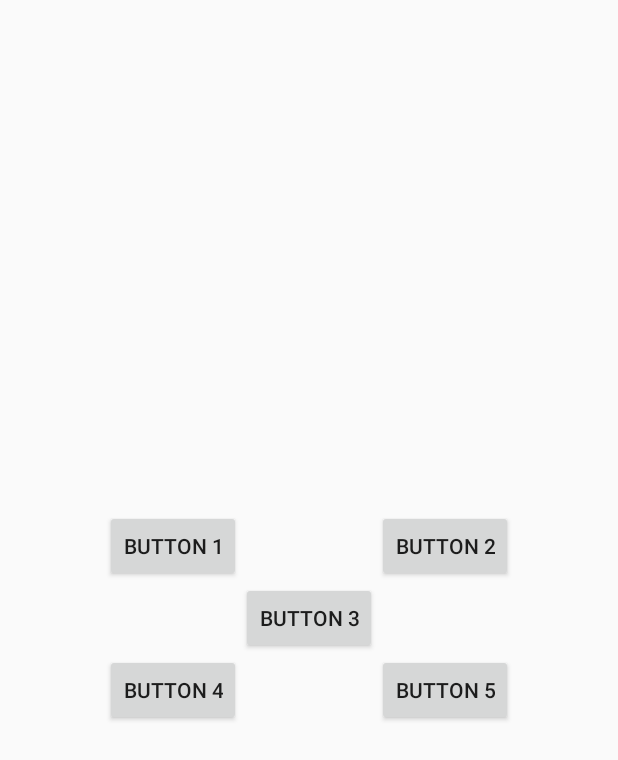
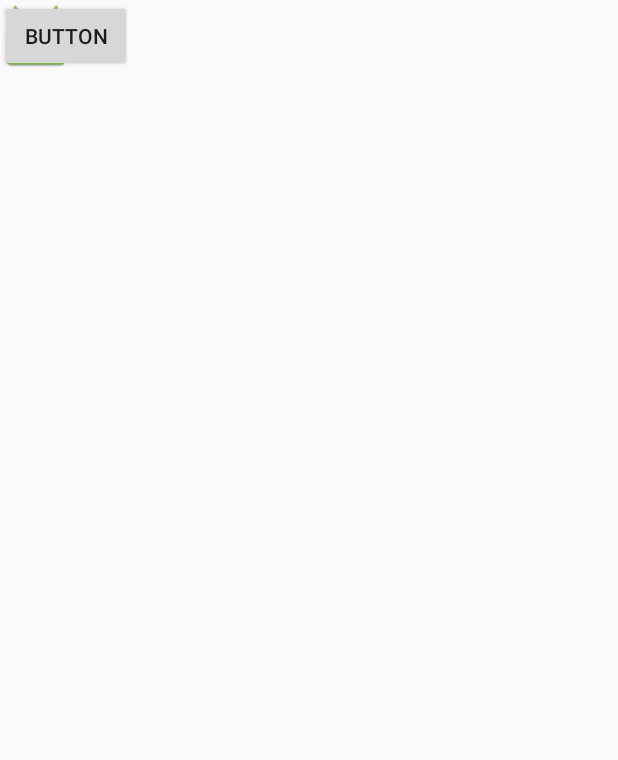
Before and after one commit to ZoeWangW/UILayoutTest, an Android app: the screen it shows after launch (MainActivity), on a phone screen of 412 x 824 dp. Shown: the top 760 px of the screen. Run offline under Robolectric (Android 15) with nearby library versions, the light colour scheme and no system bars.

Commit message:
帧布局FrameLayout所有控件都在右上角
Signed-off-by: ZoeWangW <13438165026@163.com>

```diff
--- a/app/src/main/res/layout/activity_main.xml
+++ b/app/src/main/res/layout/activity_main.xml
@@ -1,48 +1,20 @@
 <?xml version="1.0" encoding="utf-8"?>
-<RelativeLayout xmlns:android = "http://schemas.android.com/apk/res/android"
+<FrameLayout xmlns:android = "http://schemas.android.com/apk/res/android"
     android:layout_width="match_parent"
     android:layout_height="match_parent"
     android:orientation="horizontal">
 
     <Button
-    android:id="@+id/button1"
+    android:id="@+id/button"
     android:layout_width="wrap_content"
     android:layout_height="wrap_content"
-        android:layout_above="@+id/button3"
-        android:layout_toLeftOf="@+id/button3"
-    android:text="Button 1"/>
+    android:text="Button"/>
 
-    <Button
-        android:id="@+id/button2"
+    <ImageView
+        android:id="@+id/image_view"
         android:layout_width="wrap_content"
         android:layout_height="wrap_content"
-        android:layout_above="@+id/button3"
-        android:layout_toRightOf="@+id/button3"
-        android:text="Button 2"/>
-
-    <Button
-        android:id="@+id/button3"
-        android:layout_width="wrap_content"
-        android:layout_height="wrap_content"
-        android:layout_centerInParent="true"
-        android:text="Button 3"/>
+        android:src="@mipmap/ic_launcher"/>
 
 
-    <Button
-        android:id="@+id/button4"
-        android:layout_width="wrap_content"
-        android:layout_height="wrap_content"
-        android:layout_below="@+id/button3"
-        android:layout_toLeftOf="@+id/button3"
-        android:text="Button 4"/>
-
-
-    <Button
-        android:id="@+id/button5"
-        android:layout_width="wrap_content"
-        android:layout_height="wrap_content"
-        android:layout_below="@+id/button3"
-        android:layout_toRightOf="@+id/button3"
-        android:text="Button 5"/>
-
-</RelativeLayout>
+</FrameLayout>
```
